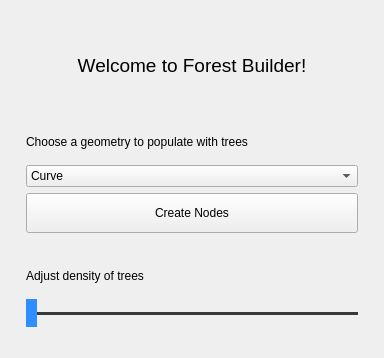
First picture: the form in uiForestBuilder.ui, repository xipaja/houdini-forest-builder, before the edit.
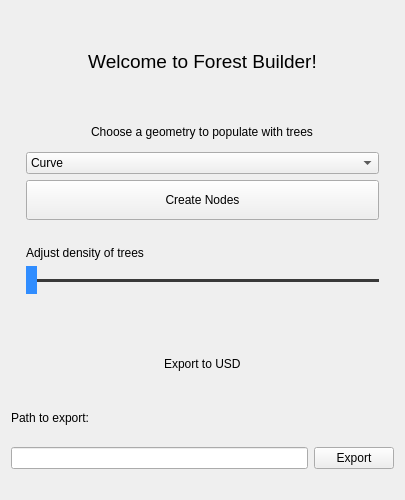
Second picture: the form after the edit.

Commit message: Adding beginnings of USD export functionality, update UI accordingly

```diff
--- a/uiForestBuilder.ui
+++ b/uiForestBuilder.ui
@@ -6,8 +6,8 @@
    <rect>
     <x>0</x>
     <y>0</y>
-    <width>384</width>
-    <height>358</height>
+    <width>405</width>
+    <height>500</height>
    </rect>
   </property>
   <property name="maximumSize">
@@ -20,26 +20,46 @@
    <string>Form</string>
   </property>
   <layout class="QGridLayout" name="gridLayout">
-   <item row="0" column="0">
-    <layout class="QVBoxLayout" name="verticalLayout_2">
-     <property name="leftMargin">
-      <number>15</number>
+   <item row="6" column="0">
+    <spacer name="horizontalSpacer_3">
+     <property name="orientation">
+      <enum>Qt::Horizontal</enum>
      </property>
-     <property name="rightMargin">
-      <number>15</number>
+     <property name="sizeHint" stdset="0">
+      <size>
+       <width>40</width>
+       <height>20</height>
+      </size>
      </property>
+    </spacer>
+   </item>
+   <item row="4" column="0">
+    <layout class="QHBoxLayout" name="horizontalLayout_4">
      <item>
-      <widget class="QLabel" name="lin_name">
-       <property name="font">
-        <font>
-         <pointsize>14</pointsize>
-        </font>
+      <widget class="QLineEdit" name="path_edit"/>
+     </item>
+     <item>
+      <widget class="QPushButton" name="export_btn">
+       <property name="text">
+        <string>Export</string>
        </property>
+      </widget>
+     </item>
+    </layout>
+   </item>
+   <item row="3" column="0">
+    <layout class="QVBoxLayout" name="verticalLayout">
+     <item alignment="Qt::AlignHCenter">
+      <widget class="QLabel" name="export_label">
        <property name="text">
-        <string>Welcome to Forest Builder!</string>
+        <string>Export to USD</string>
        </property>
-       <property name="alignment">
-        <set>Qt::AlignCenter</set>
+      </widget>
+     </item>
+     <item>
+      <widget class="QLabel" name="usdPathLabel">
+       <property name="text">
+        <string>Path to export:</string>
        </property>
       </widget>
      </item>
@@ -119,6 +139,19 @@
        </property>
       </widget>
      </item>
+     <item>
+      <spacer name="horizontalSpacer_2">
+       <property name="orientation">
+        <enum>Qt::Horizontal</enum>
+       </property>
+       <property name="sizeHint" stdset="0">
+        <size>
+         <width>40</width>
+         <height>20</height>
+        </size>
+       </property>
+      </spacer>
+     </item>
     </layout>
    </item>
    <item row="1" column="0">
@@ -129,7 +162,7 @@
      <property name="rightMargin">
       <number>15</number>
      </property>
-     <item>
+     <item alignment="Qt::AlignHCenter">
       <widget class="QLabel" name="label_dropdown">
        <property name="layoutDirection">
         <enum>Qt::LeftToRight</enum>
@@ -194,6 +227,31 @@
      </item>
     </layout>
    </item>
+   <item row="0" column="0">
+    <layout class="QVBoxLayout" name="verticalLayout_2">
+     <property name="leftMargin">
+      <number>15</number>
+     </property>
+     <property name="rightMargin">
+      <number>15</number>
+     </property>
+     <item>
+      <widget class="QLabel" name="lin_name">
+       <property name="font">
+        <font>
+         <pointsize>14</pointsize>
+        </font>
+       </property>
+       <property name="text">
+        <string>Welcome to Forest Builder!</string>
+       </property>
+       <property name="alignment">
+        <set>Qt::AlignCenter</set>
+       </property>
+      </widget>
+     </item>
+    </layout>
+   </item>
   </layout>
  </widget>
  <resources/>
```
The commit also changes 2 other files.
